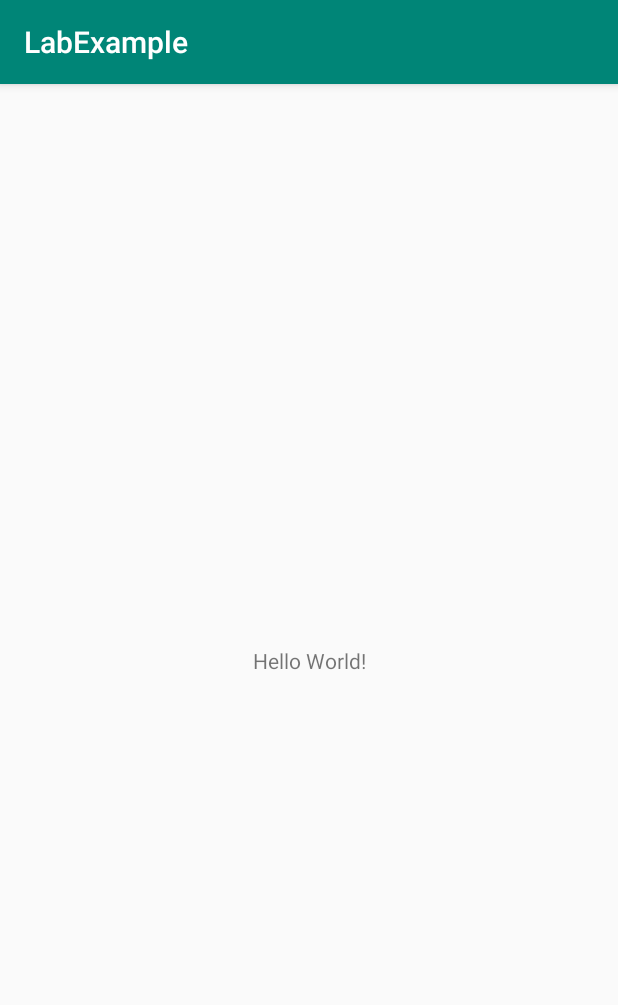
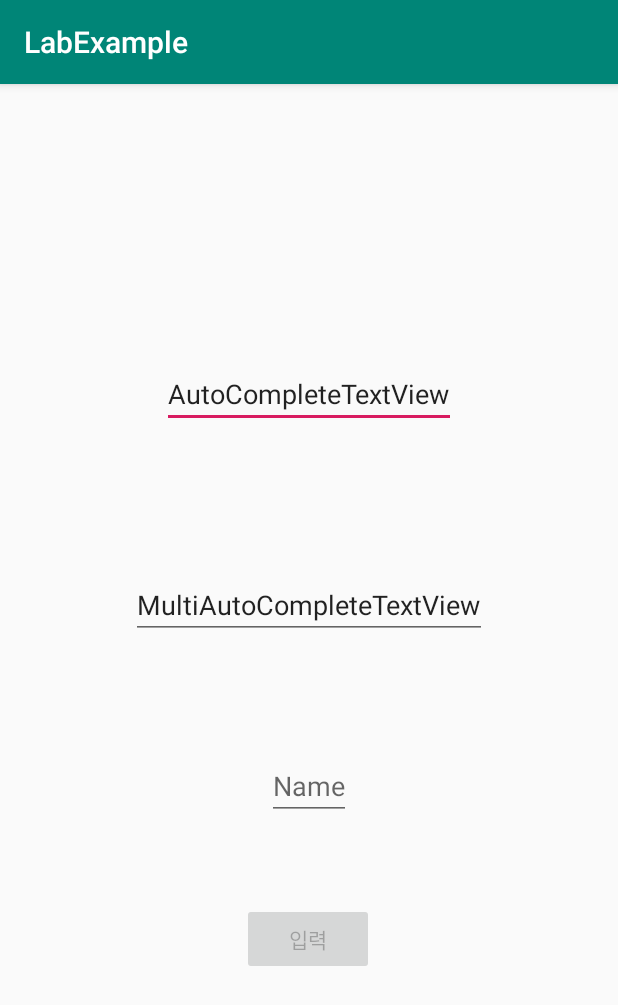
Before and after one commit to KimSungYoon-KOK/Moblie_LabExample, an Android app: the screen it shows after launch (MainActivity), on a phone screen of 412 x 824 dp. Shown: the top 1005 px of the screen. Run offline under Robolectric (Android 15) with nearby library versions, the phone set to English and light mode, and no system bars; 4 statements that could not run were skipped.

Commit message:
Lab0401ing

```diff
--- a/app/src/main/java/com/example/labexample/MainActivity.kt
+++ b/app/src/main/java/com/example/labexample/MainActivity.kt
@@ -2,11 +2,55 @@ package com.example.labexample
 
 import androidx.appcompat.app.AppCompatActivity
 import android.os.Bundle
+import android.text.Editable
+import android.text.TextWatcher
+import android.widget.ArrayAdapter
+import android.widget.MultiAutoCompleteTextView
+import kotlinx.android.synthetic.main.activity_main.*
 
 class MainActivity : AppCompatActivity() {
+
+    private val countries = mutableListOf(
+        "Afghanistan", "Albania", "Algeria", "American Samoa", "Andorra",
+        "Angola", "Auguilla", "Antarctica"
+    )
 
     override fun onCreate(savedInstanceState: Bundle?) {
         super.onCreate(savedInstanceState)
         setContentView(R.layout.activity_main)
+        init()
+    }
+
+    fun init() {
+        countries2 = resources.getStringArray(R.array.countries_array)
+        adapter = ArrayAdapter(
+            this,
+            android.R.layout.simple_dropdown_item_1line,
+            countries2
+        )
+        autoCompleteTextView.setAdapter(adapter)
+
+        multiAutoCompleteTextView.setAdapter(adapter)
+        multiAutoCompleteTextView.setTokenizer(MultiAutoCompleteTextView.CommaTokenizer())
+
+        editText.addTextChangedListener(object :TextWatcher{
+            override fun afterTextChanged(s: Editable?) {
+                val str = s.toString()
+                inputBtn.isEnabled = str.isNotEmpty()
+            }
+
+            override fun beforeTextChanged(p0: CharSequence?, p1: Int, p2: Int, p3: Int) {
+            //    TODO("not implemented") //To change body of created functions use File | Settings | File Templates.
+            }
+
+            override fun onTextChanged(p0: CharSequence?, p1: Int, p2: Int, p3: Int) {
+            //    TODO("not implemented") //To change body of created functions use File | Settings | File Templates.
+            }
+
+        })
+
+        inputBtn.setOnClickListener {
+            adapter.add(editText.text.toString())
+        }
     }
 }
--- a/app/src/main/res/layout/activity_main.xml
+++ b/app/src/main/res/layout/activity_main.xml
@@ -6,13 +6,46 @@
     android:layout_height="match_parent"
     tools:context=".MainActivity">
 
-    <TextView
+    <AutoCompleteTextView
+        android:id="@+id/autoCompleteTextView"
         android:layout_width="wrap_content"
         android:layout_height="wrap_content"
-        android:text="Hello World!"
-        app:layout_constraintBottom_toBottomOf="parent"
-        app:layout_constraintLeft_toLeftOf="parent"
-        app:layout_constraintRight_toRightOf="parent"
+        android:layout_marginTop="184dp"
+        android:text="AutoCompleteTextView"
+        app:layout_constraintEnd_toEndOf="parent"
+        app:layout_constraintStart_toStartOf="parent"
         app:layout_constraintTop_toTopOf="parent" />
 
+    <MultiAutoCompleteTextView
+        android:id="@+id/multiAutoCompleteTextView"
+        android:layout_width="wrap_content"
+        android:layout_height="wrap_content"
+        android:layout_marginTop="95dp"
+        android:text="MultiAutoCompleteTextView"
+        app:layout_constraintEnd_toEndOf="parent"
+        app:layout_constraintStart_toStartOf="parent"
+        app:layout_constraintTop_toBottomOf="@+id/autoCompleteTextView" />
+
+    <EditText
+        android:id="@+id/editText"
+        android:layout_width="wrap_content"
+        android:layout_height="wrap_content"
+        android:layout_marginTop="75dp"
+        android:hint="Name"
+        app:layout_constraintEnd_toEndOf="parent"
+        app:layout_constraintStart_toStartOf="parent"
+        app:layout_constraintTop_toBottomOf="@+id/multiAutoCompleteTextView" />
+
+    <Button
+        android:id="@+id/inputBtn"
+        android:layout_width="wrap_content"
+        android:layout_height="wrap_content"
+        android:layout_marginTop="55dp"
+        android:enabled="false"
+        android:text="입력"
+        app:layout_constraintEnd_toEndOf="parent"
+        app:layout_constraintHorizontal_bias="0.498"
+        app:layout_constraintStart_toStartOf="parent"
+        app:layout_constraintTop_toBottomOf="@+id/editText" />
+
 </androidx.constraintlayout.widget.ConstraintLayout>
```
